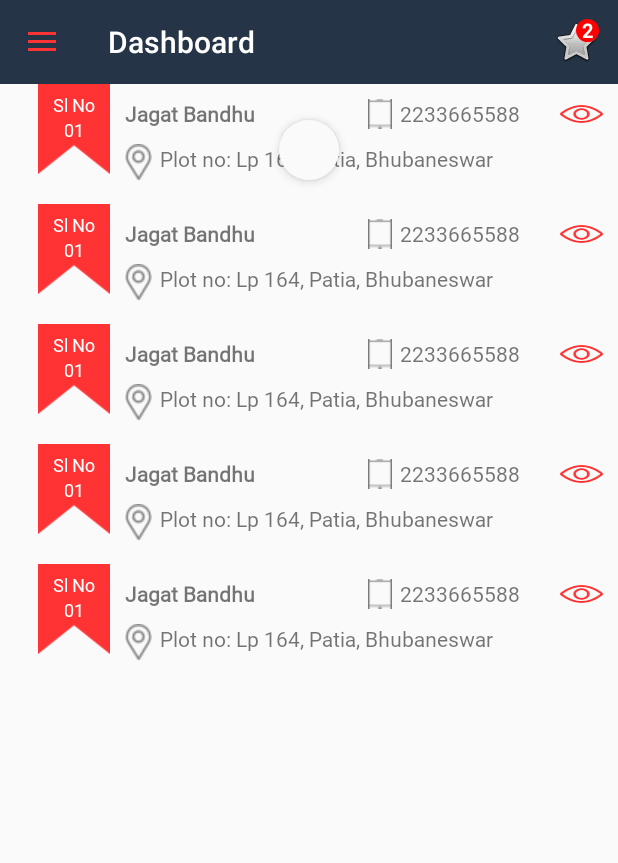
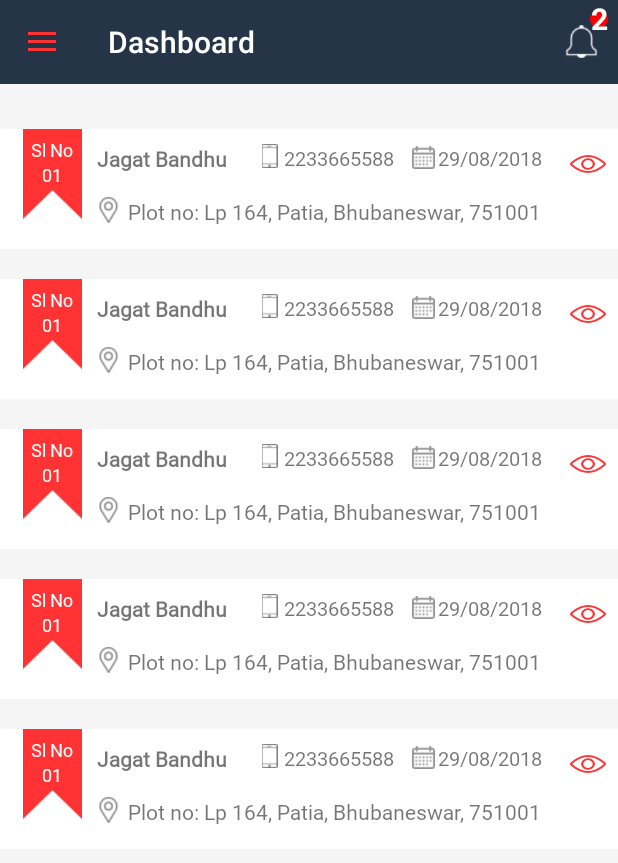
Before and after one commit to jagatb880/BonnIndia, an Android app: the fragment CustomerFragment placed in its activity, on a phone screen of 412 x 824 dp. Shown: the top 863 px of the screen. Run offline under Robolectric (Android 15) with nearby library versions, the phone set to English and light mode, and no system bars.

Commit message:
Customer page design and notification design modified

```diff
--- a/app/src/main/java/com/alysiancreative/bonnindia/Fragments/CustomerFragment.java
+++ b/app/src/main/java/com/alysiancreative/bonnindia/Fragments/CustomerFragment.java
@@ -58,6 +58,7 @@ public class CustomerFragment extends Fragment implements SwipeRefreshLayout.OnR
         adapter = new CustomerAdapter(getActivity());
         //Adding adapter to recyclerview
         recyclerView.setAdapter(adapter);
+        swipeRefreshLayout.setRefreshing(false);
     }
 
     @Override
--- a/app/src/main/java/com/alysiancreative/bonnindia/Utilities/BadgeDrawable.java
+++ b/app/src/main/java/com/alysiancreative/bonnindia/Utilities/BadgeDrawable.java
@@ -22,7 +22,7 @@ public class BadgeDrawable extends Drawable {
 
     public BadgeDrawable(Context context) {
         //mTextSize = context.getResources().getDimension(R.dimen.badge_text_size);
-        mTextSize = 20F;
+        mTextSize = 30F;
 
         mBadgePaint = new Paint();
         mBadgePaint.setColor(Color.RED);
@@ -48,9 +48,9 @@ public class BadgeDrawable extends Drawable {
         float height = bounds.bottom - bounds.top;
 
         // Position the badge in the top-right quadrant of the icon.
-        float radius = ((Math.min(width, height) / 2) - 1) / 2;
-        float centerX = width - radius - 1;
-        float centerY = radius + 1;
+        float radius = ((Math.min(width, height) ) - 15) / 2;
+        float centerX = width - radius + 10;
+        float centerY = radius - 15;
 
         // Draw badge circle.
         canvas.drawCircle(centerX, centerY, radius, mBadgePaint);
--- a/app/src/main/res/drawable/alert_icon.xml
+++ b/app/src/main/res/drawable/alert_icon.xml
@@ -2,7 +2,9 @@
 <layer-list xmlns:android="http://schemas.android.com/apk/res/android" >
     <item
         android:id="@+id/ic_cart_items"
-        android:drawable="@android:drawable/btn_star"
+        android:drawable="@drawable/notification"
+        android:width="22sp"
+        android:height="22sp"
         android:gravity="center"/>
     <item
         android:id="@+id/ic_badge"
--- a/app/src/main/res/drawable/badge.xml
+++ b/app/src/main/res/drawable/badge.xml
@@ -1,14 +1,14 @@
 <?xml version="1.0" encoding="utf-8"?>
 <shape xmlns:android="http://schemas.android.com/apk/res/android"
     android:shape="rectangle">
-    <corners android:radius="8dp" />
+    <corners android:radius="10dp" />
     <solid android:color="#f20000" />
     <stroke
         android:width="2dip"
         android:color="#FFF" />
     <padding
-        android:bottom="6dp"
-        android:left="6dp"
-        android:right="6dp"
-        android:top="6dp" />
+        android:bottom="3dp"
+        android:left="3dp"
+        android:right="3dp"
+        android:top="3dp" />
 </shape>
--- a/app/src/main/res/layout/customer_custom_layout.xml
+++ b/app/src/main/res/layout/customer_custom_layout.xml
@@ -2,6 +2,8 @@
 <LinearLayout xmlns:android="http://schemas.android.com/apk/res/android"
     android:layout_width="match_parent"
     android:layout_height="80sp"
+    android:layout_marginTop="20sp"
+    android:background="@color/white"
     android:orientation="horizontal"
     android:weightSum="12">
 
@@ -9,8 +11,8 @@
         android:layout_width="0sp"
         android:layout_height="80sp"
         android:layout_marginBottom="10sp"
-        android:layout_marginLeft="25sp"
-        android:layout_weight="1.5">
+        android:layout_marginLeft="15sp"
+        android:layout_weight="1.2">
 
         <LinearLayout
             android:layout_width="match_parent"
@@ -43,7 +45,7 @@
     <LinearLayout
         android:layout_width="0sp"
         android:layout_height="80sp"
-        android:layout_weight="9"
+        android:layout_weight="9.6"
         android:orientation="vertical"
         android:weightSum="2">
 
@@ -52,55 +54,101 @@
             android:layout_height="0sp"
             android:layout_weight="1"
             android:orientation="horizontal"
-            android:padding="10sp"
-            android:weightSum="10">
+            android:paddingTop="10sp"
+            android:paddingLeft="10sp"
+            android:weightSum="12">
 
             <TextView
                 android:layout_width="0sp"
                 android:layout_height="match_parent"
-                android:layout_weight="6"
+                android:layout_weight="4"
                 android:fontFamily="@font/roboto_regular"
                 android:text="Jagat Bandhu"
                 android:textSize="14sp"
                 android:textStyle="bold" />
 
-            <TextView
+            <LinearLayout
                 android:layout_width="0sp"
-                android:layout_height="match_parent"
+                android:layout_height="wrap_content"
+                android:orientation="horizontal"
                 android:layout_weight="4"
-                android:drawableLeft="@drawable/phone"
-                android:drawablePadding="5sp"
-                android:fontFamily="@font/roboto_regular"
-                android:text="2233665588"
-                android:textSize="14sp" />
+                android:paddingLeft="5sp">
+
+                <ImageView
+                    android:layout_width="15sp"
+                    android:layout_height="16sp"
+                    android:src="@drawable/phone" />
+
+                <TextView
+                    android:layout_width="match_parent"
+                    android:layout_height="match_parent"
+                    android:fontFamily="@font/roboto_regular"
+                    android:paddingLeft="2sp"
+                    android:text="2233665588"
+                    android:textSize="13sp" />
+            </LinearLayout>
+            <LinearLayout
+                android:layout_width="0sp"
+                android:layout_height="wrap_content"
+                android:orientation="horizontal"
+                android:layout_weight="4"
+                android:paddingLeft="5sp">
+
+                <ImageView
+                    android:layout_width="15sp"
+                    android:layout_height="18sp"
+                    android:src="@drawable/date" />
+
+                <TextView
+                    android:layout_width="match_parent"
+                    android:layout_height="match_parent"
+                    android:fontFamily="@font/roboto_regular"
+                    android:paddingLeft="2sp"
+                    android:text="29/08/2018"
+                    android:textSize="13sp" />
+            </LinearLayout>
         </LinearLayout>
 
         <LinearLayout
             android:layout_width="match_parent"
             android:layout_height="0sp"
             android:layout_weight="1"
-            android:paddingLeft="10sp">
+            android:paddingLeft="10sp"
+            android:paddingTop="5sp">
 
-            <TextView
+            <LinearLayout
                 android:layout_width="match_parent"
                 android:layout_height="wrap_content"
-                android:drawableLeft="@drawable/location"
-                android:drawablePadding="5sp"
-                android:fontFamily="@font/roboto_regular"
-                android:text="Plot no: Lp 164, Patia, Bhubaneswar"
-                android:textSize="14sp" />
+                android:orientation="horizontal">
+
+                <ImageView
+                    android:layout_width="15sp"
+                    android:layout_height="17sp"
+                    android:src="@drawable/location" />
+
+                <TextView
+                    android:layout_width="match_parent"
+                    android:layout_height="wrap_content"
+                    android:fontFamily="@font/roboto_regular"
+                    android:paddingLeft="5sp"
+                    android:text="Plot no: Lp 164, Patia, Bhubaneswar, 751001"
+                    android:textSize="14sp" />
+            </LinearLayout>
+
+
         </LinearLayout>
     </LinearLayout>
 
     <LinearLayout
         android:layout_width="0sp"
         android:layout_height="80sp"
-        android:layout_weight="1.5">
+        android:layout_weight="1.2"
+        android:paddingTop="5sp">
 
         <TextView
             android:layout_width="match_parent"
             android:layout_height="20sp"
-            android:layout_margin="10sp"
+            android:layout_margin="8sp"
             android:background="@drawable/view"
             android:gravity="center_horizontal" />
     </LinearLayout>
--- a/app/src/main/res/layout/fragment_customer.xml
+++ b/app/src/main/res/layout/fragment_customer.xml
@@ -1,13 +1,15 @@
 <android.support.v4.widget.SwipeRefreshLayout xmlns:android="http://schemas.android.com/apk/res/android"
     android:id="@+id/swipe_refresh_layout"
     android:layout_width="match_parent"
-    android:layout_height="wrap_content">
+    android:layout_height="wrap_content"
+    android:background="@color/background">
 
     <android.support.v7.widget.RecyclerView
         android:id="@+id/recyclerView"
         android:layout_width="match_parent"
         android:layout_height="wrap_content"
         android:clipToPadding="false"
+        android:paddingTop="10sp"
         android:scrollbars="vertical" />
 
 </android.support.v4.widget.SwipeRefreshLayout>
--- a/app/src/main/res/layout/fragment_dashboard.xml
+++ b/app/src/main/res/layout/fragment_dashboard.xml
@@ -34,8 +34,8 @@
                         android:layout_margin="5sp"
                         android:background="@drawable/setting"/>
                     <TextView
-                        android:layout_width="22sp"
-                        android:layout_height="22sp"
+                        android:layout_width="25sp"
+                        android:layout_height="25sp"
                         android:scaleType="fitStart"
                         android:layout_marginRight="0dp"
                         android:padding="2dp"
@@ -82,8 +82,8 @@
                         android:layout_margin="5sp"
                         android:background="@drawable/order_completed"/>
                     <TextView
-                        android:layout_width="22sp"
-                        android:layout_height="22sp"
+                        android:layout_width="25sp"
+                        android:layout_height="25sp"
                         android:scaleType="fitStart"
                         android:layout_marginRight="0dp"
                         android:padding="2dp"
@@ -129,8 +129,8 @@
                         android:layout_margin="5sp"
                         android:background="@drawable/order_pending"/>
                     <TextView
-                        android:layout_width="22sp"
-                        android:layout_height="22sp"
+                        android:layout_width="25sp"
+                        android:layout_height="25sp"
                         android:scaleType="fitStart"
                         android:layout_marginRight="0dp"
                         android:padding="2dp"
```
Also changed, not shown: app/src/main/res/drawable/date.png (added), app/src/main/res/drawable/notification.png.
